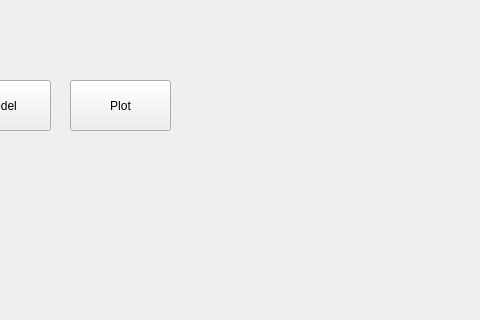
First picture: the form in ui/dfn.ui, repository bjs3212/DoFitNow, before the edit; both pictures show x 170 to 650 and y 0 to 320 of the 800 by 599 pixel window.
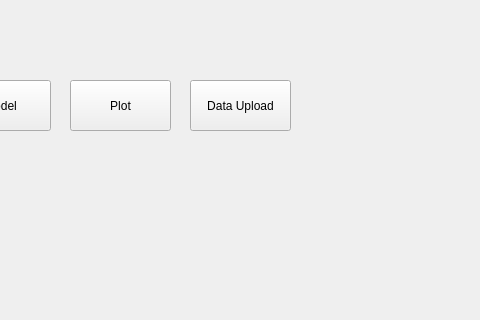
Second picture: the form after the edit.

Diff of the .ui file:
```diff
--- a/ui/dfn.ui
+++ b/ui/dfn.ui
@@ -40,6 +40,19 @@
      <string>Plot</string>
     </property>
    </widget>
+   <widget class="QPushButton" name="uploadButton">
+    <property name="geometry">
+     <rect>
+      <x>360</x>
+      <y>80</y>
+      <width>101</width>
+      <height>51</height>
+     </rect>
+    </property>
+    <property name="text">
+     <string>Data Upload</string>
+    </property>
+   </widget>
   </widget>
   <widget class="QMenuBar" name="menubar">
    <property name="geometry">
```
Left out of the diff: 2 changed lines with no effect on the pictures.
